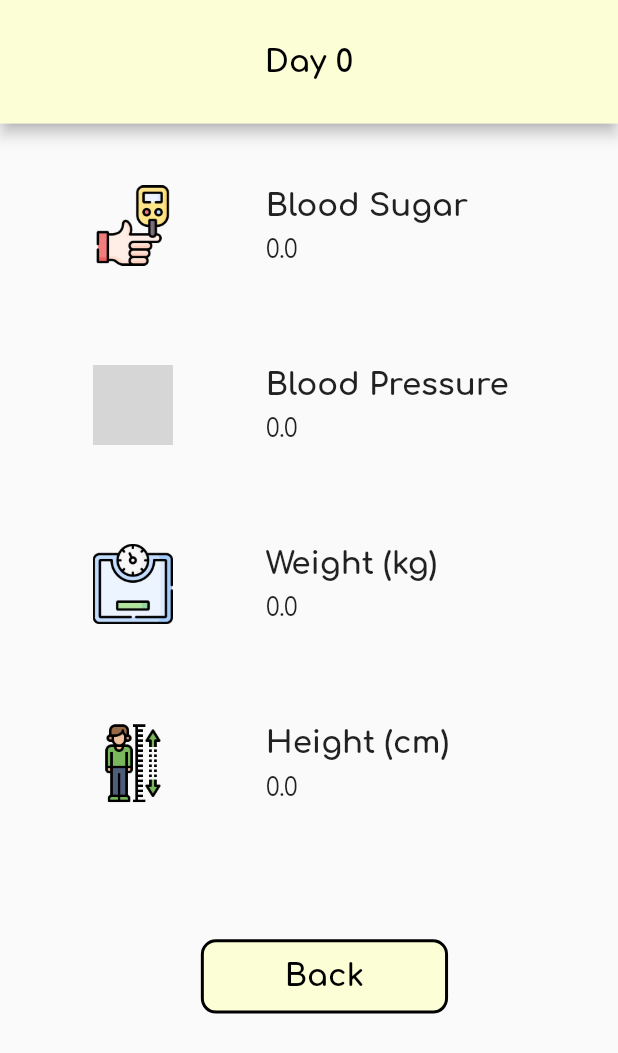
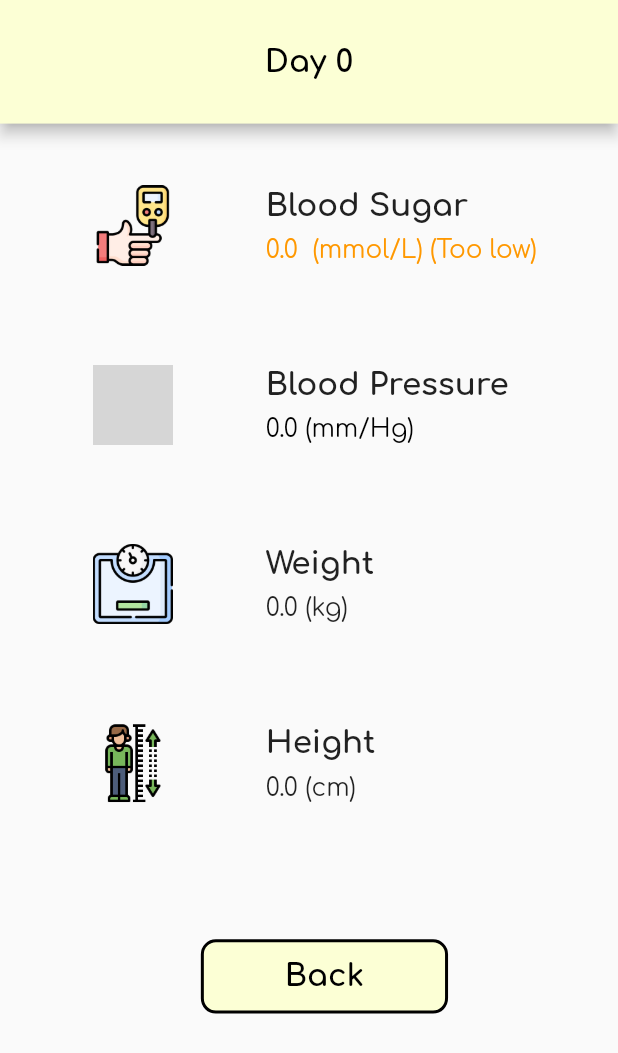
Before and after one commit to laipenghung/Bundle-Of-Joy, a Flutter app: the MotherHealthTracking screen opened directly with empty values, on a phone screen of 412 x 824 dp. Shown: the top 1053 px of the screen. Run offline on Flutter 3.47's test engine with Material 2 defaults, Android fonts, the phone set to English and light mode, and no system bars; our stand-ins replace cloud_firestore, firebase_auth, firebase_core, flutter_local_notifications, flutter_native_timezone, flutter_signin_button and 6 more; missing offline and left inert: flare_splash_screen, flutter_facebook_login, flutter_phone_direct_caller, fluttercontactpicker; accounts and stored records are empty; grey boxes are pictures that could not be loaded.

Commit message:
Clean profile and small change in health tracking
Need logout icon

```diff
--- a/main/bundle_of_joy/lib/MotherHealthTracking/healthTrackingMother_detail.dart
+++ b/main/bundle_of_joy/lib/MotherHealthTracking/healthTrackingMother_detail.dart
@@ -2,7 +2,6 @@ import "package:flutter/cupertino.dart";
 import "package:flutter/material.dart";
 import 'healthReport.dart';
 import "healthTrackingMother.dart";
-import 'healthTrackingMother.dart';
 
 class MotherHealthTracking extends StatefulWidget {
   final HealthReport healthReport;
@@ -24,10 +23,36 @@ class _MotherHealthTracking extends State<MotherHealthTracking> {
     double fontSizeText = MediaQuery.of(context).size.width * 0.04;
     double divider = MediaQuery.of(context).size.height * 0.01;
     double sizedBoxHeight = MediaQuery.of(context).size.height * 0.03;
+    String bloodSugar = "No record";
+    String bloodPressure = "No record";
+    Color colorBS = Colors.black;
+    Color colorBP = Colors.black;
 
     return SingleChildScrollView(
       child: StatefulBuilder(
         builder: (BuildContext context, StateSetter setState) {
+          if(healthReport.bloodSugar.toDouble() > 6){
+            bloodSugar = healthReport.bloodSugar.toString() + "  (mmol/L) (Too high)";
+            colorBS = Colors.red;
+          } else if (healthReport.bloodSugar.toDouble() < 4){
+            bloodSugar = healthReport.bloodSugar.toString() + "  (mmol/L) (Too low)";
+            colorBS = Colors.orange;
+          } else{
+            bloodSugar = healthReport.bloodSugar.toString() + "  (mmol/L)";
+          }
+
+          if(healthReport.bloodPressure > 120){
+            if(healthReport.bloodPressure > 130){
+              bloodPressure = healthReport.bloodPressure.toString() + " (mm/Hg) (High blood pressure)";
+              colorBP = Colors.red;
+            } else {
+              bloodPressure = healthReport.bloodPressure.toString() + " (mm/Hg) (Elevated)";
+              colorBP = Colors.orange;
+            }
+          } else{
+            bloodPressure = healthReport.bloodPressure.toString() + " (mm/Hg)";
+          }
+
           return Column(
             children: [
               Container(
@@ -50,27 +75,32 @@ class _MotherHealthTracking extends State<MotherHealthTracking> {
                             ],
                           ),
                           Padding(
-                            padding: EdgeInsets.fromLTRB(paddingLeft, 0, paddingLeft, 0),
+                            padding: EdgeInsets.fromLTRB(paddingLeft, 0, 0, 0),
                             child: Column(
                               crossAxisAlignment: CrossAxisAlignment.start,
                               children: [
                                 Text(
                                   "Blood Sugar",
-                                  style: (TextStyle(
+                                  style: (
+                                      TextStyle(
                                         fontWeight: FontWeight.bold,
                                         fontSize: fontSizeTitle,
                                         fontFamily: "Comfortaa",
-                                  )),
+                                      )
+                                  ),
                                 ),
                                 Divider(
                                   height: divider,
                                 ),
                                 Text(
-                                  healthReport.bloodSugar.toString(),
-                                  style: (TextStyle(
+                                  bloodSugar,
+                                  style: (
+                                      TextStyle(
                                         fontSize: fontSizeText,
                                         fontFamily: "Comfortaa",
-                                  )),
+                                        color: colorBS,
+                                      )
+                                  ),
                                 ),
                               ],
                             ),
@@ -92,7 +122,7 @@ class _MotherHealthTracking extends State<MotherHealthTracking> {
                             ],
                           ),
                           Padding(
-                            padding: EdgeInsets.fromLTRB(paddingLeft, 0, paddingLeft, 0),
+                            padding: EdgeInsets.fromLTRB(paddingLeft, 0, 0, 0),
                             child: Column(
                               crossAxisAlignment: CrossAxisAlignment.start,
                               children: [
@@ -108,11 +138,14 @@ class _MotherHealthTracking extends State<MotherHealthTracking> {
                                   height: divider,
                                 ),
                                 Text(
-                                  healthReport.bloodPressure.toString(),
-                                  style: (TextStyle(
+                                  bloodPressure,
+                                  style: (
+                                      TextStyle(
                                         fontSize: fontSizeText,
                                         fontFamily: "Comfortaa",
-                                  )),
+                                        color: colorBP,
+                                      )
+                                  ),
                                 ),
                               ],
                             ),
@@ -139,7 +172,7 @@ class _MotherHealthTracking extends State<MotherHealthTracking> {
                               crossAxisAlignment: CrossAxisAlignment.start,
                               children: [
                                 Text(
-                                  "Weight (kg)",
+                                  "Weight",
                                   style: (TextStyle(
                                     fontWeight: FontWeight.bold,
                                     fontSize: fontSizeTitle,
@@ -150,7 +183,7 @@ class _MotherHealthTracking extends State<MotherHealthTracking> {
                                   height: divider,
                                 ),
                                 Text(
-                                  healthReport.weight.toString(),
+                                  healthReport.weight.toString() + " (kg)",
                                   style: (TextStyle(
                                     fontSize: fontSizeText,
                                     fontFamily: "Comfortaa",
@@ -181,7 +214,7 @@ class _MotherHealthTracking extends State<MotherHealthTracking> {
                               crossAxisAlignment: CrossAxisAlignment.start,
                               children: [
                                 Text(
-                                  "Height (cm)",
+                                  "Height",
                                   style: (TextStyle(
                                     fontWeight: FontWeight.bold,
                                     fontSize: fontSizeTitle,
@@ -192,7 +225,7 @@ class _MotherHealthTracking extends State<MotherHealthTracking> {
                                   height: divider,
                                 ),
                                 Text(
-                                  healthReport.height.toString(),
+                                  healthReport.height.toString() + " (cm)",
                                   style: (TextStyle(
                                     fontSize: fontSizeText,
                                     fontFamily: "Comfortaa",
```
Also changed, not shown: main/bundle_of_joy/lib/profile.dart (+50 -10 lines), main/bundle_of_joy/pubspec.lock. Lines whose indentation alone changed are shown as unchanged.
